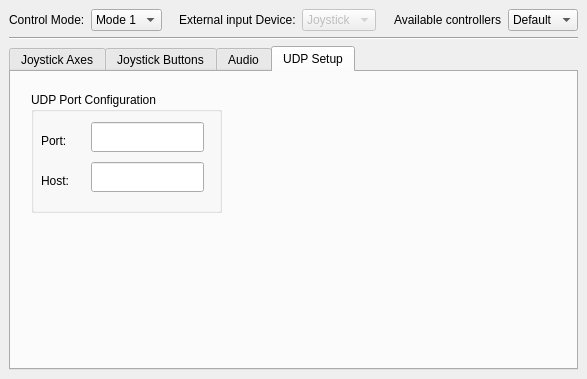
Old version of the form ground/openpilotgcs/src/plugins/gcscontrol/gcscontrolgadgetoptionspage.ui in the repository openpilot/OpenPilot.
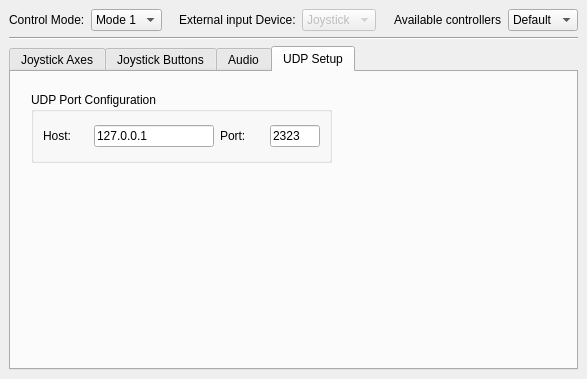
New version of the form. The open tabs and pages were chosen to show the change.

Commit message: Fixed bug in throttle. Slightly reworked UDP config page. Added comments to matlab file.

Patch:
```diff
--- a/ground/openpilotgcs/src/plugins/gcscontrol/gcscontrolgadgetoptionspage.ui
+++ b/ground/openpilotgcs/src/plugins/gcscontrol/gcscontrolgadgetoptionspage.ui
@@ -1020,59 +1020,55 @@
            <rect>
             <x>20</x>
             <y>20</y>
-            <width>191</width>
-            <height>121</height>
+            <width>301</width>
+            <height>71</height>
            </rect>
           </property>
           <property name="title">
            <string>UDP Port Configuration</string>
           </property>
-          <widget class="QLineEdit" name="udp_port">
-           <property name="geometry">
-            <rect>
-             <x>60</x>
-             <y>30</y>
-             <width>113</width>
-             <height>30</height>
-            </rect>
-           </property>
-          </widget>
-          <widget class="QLabel" name="label_6">
-           <property name="geometry">
-            <rect>
-             <x>10</x>
-             <y>40</y>
-             <width>67</width>
-             <height>17</height>
-            </rect>
-           </property>
-           <property name="text">
-            <string>Port:</string>
-           </property>
-          </widget>
-          <widget class="QLineEdit" name="udp_host">
-           <property name="geometry">
-            <rect>
-             <x>60</x>
-             <y>70</y>
-             <width>113</width>
-             <height>30</height>
-            </rect>
-           </property>
-          </widget>
-          <widget class="QLabel" name="label_7">
-           <property name="geometry">
-            <rect>
-             <x>10</x>
-             <y>80</y>
-             <width>67</width>
-             <height>17</height>
-            </rect>
-           </property>
-           <property name="text">
-            <string>Host:</string>
-           </property>
-          </widget>
+          <layout class="QHBoxLayout" name="horizontalLayout_2">
+           <item>
+            <widget class="QLabel" name="label_7">
+             <property name="text">
+              <string>Host:</string>
+             </property>
+            </widget>
+           </item>
+           <item>
+            <widget class="QLineEdit" name="udp_host">
+             <property name="maximumSize">
+              <size>
+               <width>120</width>
+               <height>16777215</height>
+              </size>
+             </property>
+             <property name="text">
+              <string>127.0.0.1</string>
+             </property>
+            </widget>
+           </item>
+           <item>
+            <widget class="QLabel" name="label_6">
+             <property name="text">
+              <string>Port:</string>
+             </property>
+            </widget>
+           </item>
+           <item>
+            <widget class="QLineEdit" name="udp_port">
+             <property name="maximumSize">
+              <size>
+               <width>50</width>
+               <height>16777215</height>
+              </size>
+             </property>
+             <property name="text">
+              <string>2323</string>
+             </property>
+            </widget>
+           </item>
+          </layout>
          </widget>
         </widget>
        </widget>
```
Left out of the diff: 2 changed lines with no effect on the pictures. The commit also changes 2 other files.
